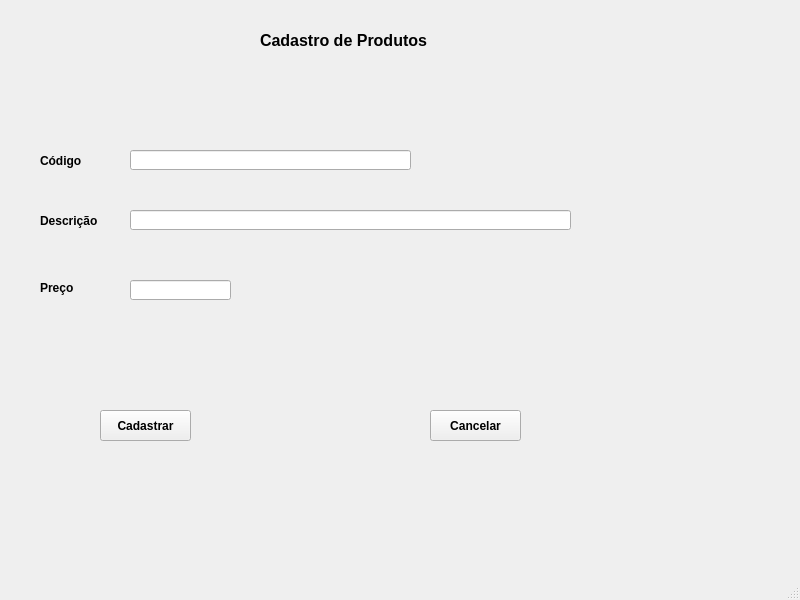
Before: the Qt Designer form produtos_tela.ui in bismarckcesar/vendas, drawn with Qt 5.
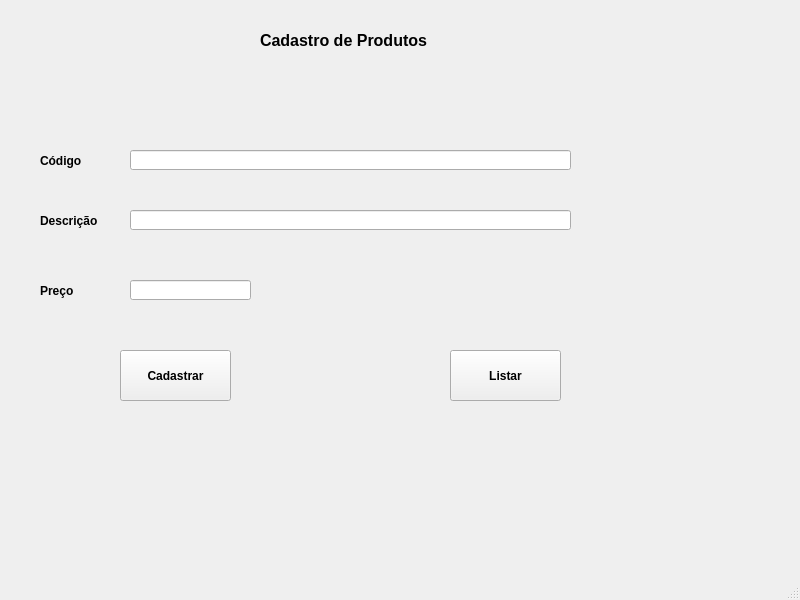
After: the same form once the commit is applied.

The edit to the form file:
```diff
--- a/produtos_tela.ui
+++ b/produtos_tela.ui
@@ -63,7 +63,7 @@
       <x>40</x>
       <y>280</y>
       <width>71</width>
-      <height>16</height>
+      <height>21</height>
      </rect>
     </property>
     <property name="font">
@@ -82,7 +82,7 @@
      <rect>
       <x>130</x>
       <y>150</y>
-      <width>281</width>
+      <width>441</width>
       <height>20</height>
      </rect>
     </property>
@@ -102,7 +102,7 @@
      <rect>
       <x>130</x>
       <y>280</y>
-      <width>101</width>
+      <width>121</width>
       <height>20</height>
      </rect>
     </property>
@@ -110,10 +110,10 @@
    <widget class="QPushButton" name="pushButton">
     <property name="geometry">
      <rect>
-      <x>100</x>
-      <y>410</y>
-      <width>91</width>
-      <height>31</height>
+      <x>120</x>
+      <y>350</y>
+      <width>111</width>
+      <height>51</height>
      </rect>
     </property>
     <property name="font">
@@ -127,26 +127,6 @@
      <string>Cadastrar</string>
     </property>
    </widget>
-   <widget class="QPushButton" name="pushButton_2">
-    <property name="geometry">
-     <rect>
-      <x>430</x>
-      <y>410</y>
-      <width>91</width>
-      <height>31</height>
-     </rect>
-    </property>
-    <property name="font">
-     <font>
-      <pointsize>9</pointsize>
-      <weight>75</weight>
-      <bold>true</bold>
-     </font>
-    </property>
-    <property name="text">
-     <string>Cancelar</string>
-    </property>
-   </widget>
    <widget class="QLabel" name="label_4">
     <property name="geometry">
      <rect>
@@ -167,6 +147,26 @@
      <string>Cadastro de Produtos</string>
     </property>
    </widget>
+   <widget class="QPushButton" name="pushButton_2">
+    <property name="geometry">
+     <rect>
+      <x>450</x>
+      <y>350</y>
+      <width>111</width>
+      <height>51</height>
+     </rect>
+    </property>
+    <property name="font">
+     <font>
+      <pointsize>9</pointsize>
+      <weight>75</weight>
+      <bold>true</bold>
+     </font>
+    </property>
+    <property name="text">
+     <string>Listar</string>
+    </property>
+   </widget>
   </widget>
   <widget class="QStatusBar" name="statusbar"/>
  </widget>
```
